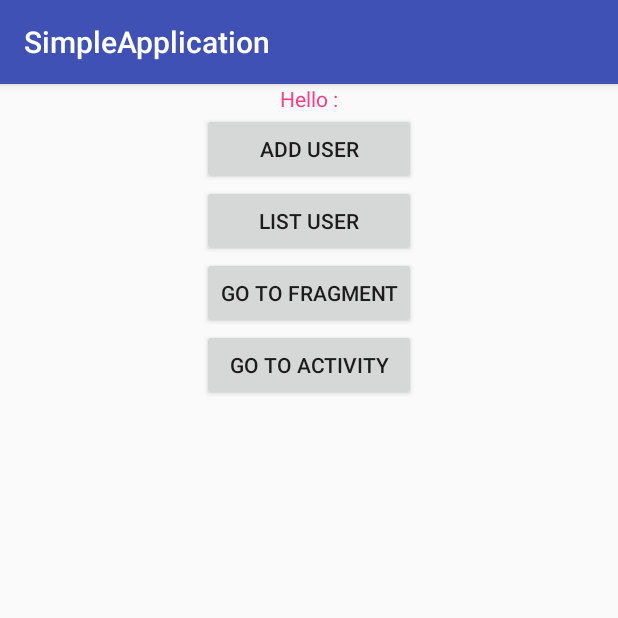
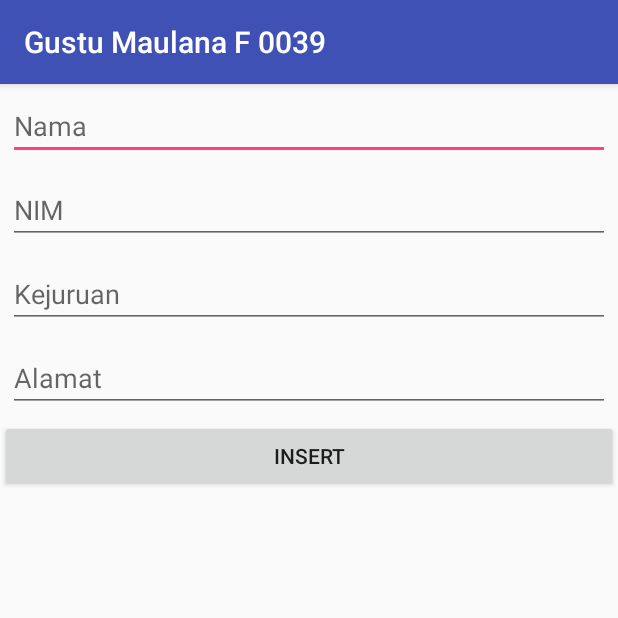
Before and after one commit to gustumaulanaf/belajar-android-git, an Android app: the MainActivity screen opened directly, with no data from a screen before it, after a tap on "ADD USER", on a phone screen of 412 x 824 dp, the top half of it. Run offline under Robolectric (Android 15) with nearby library versions, the phone set to English and light mode, and no system bars; 1 statement that could not run was skipped.

Commit message:
belajar add user dan list user

```diff
--- a/app/src/main/java/com/example/amikom/simpleapplication/MainActivity.java
+++ b/app/src/main/java/com/example/amikom/simpleapplication/MainActivity.java
@@ -6,6 +6,9 @@ import android.os.Bundle;
 import android.view.View;
 import android.widget.Button;
 import android.widget.TextView;
+
+import com.example.amikom.simpleapplication.activity.AddUserActivity;
+import com.example.amikom.simpleapplication.activity.DetailActivity;
 
 import layout.BlankFragment;
 
@@ -32,8 +35,12 @@ public class MainActivity extends AppCompatActivity {
     }
 
     public void adduser(View view) {
+        Intent intent = new Intent(MainActivity.this, AddUserActivity.class);
+        startActivity(intent);
     }
 
     public void listuser(View view) {
+        Intent intent = new Intent(MainActivity.this, DetailActivity.class);
+        startActivity(intent);
     }
 }
--- /dev/null
+++ b/app/src/main/java/com/example/amikom/simpleapplication/activity/AddUserActivity.java
@@ -0,0 +1,49 @@
+package com.example.amikom.simpleapplication.activity;
+
+import android.content.Intent;
+import android.support.v7.app.AppCompatActivity;
+import android.os.Bundle;
+import android.view.View;
+import android.widget.Button;
+import android.widget.EditText;
+import android.widget.Toast;
+
+import com.example.amikom.simpleapplication.R;
+import com.example.amikom.simpleapplication.room.Mahasiswa;
+import static com.example.amikom.simpleapplication.AppApplication.db;
+public class AddUserActivity extends AppCompatActivity {
+    private Button insertData;
+    private EditText etAlamat;
+    private EditText etKejuruan;
+    private EditText etNama;
+    private EditText etNim;
+    Mahasiswa mahasiswa;
+    @Override
+    protected void onCreate(Bundle savedInstanceState) {
+        super.onCreate(savedInstanceState);
+        setContentView(R.layout.activity_add_user);
+        insertData = findViewById(R.id.btInsert);
+        etAlamat = findViewById(R.id.etAlamat);
+        etKejuruan = findViewById(R.id.etKejuruan);
+        etNim = findViewById(R.id.etNim);
+        etNama = findViewById(R.id.etNama);
+
+}
+
+    public void tambahuser(View view) {
+        if (!etAlamat.getText().toString().isEmpty()&&!etKejuruan.getText().toString().isEmpty()&&
+                !etNama.getText().toString().isEmpty()&&!etNim.getText().toString().isEmpty()){
+
+            mahasiswa = new Mahasiswa();
+            mahasiswa.setAlamat(etAlamat.getText().toString());
+            mahasiswa.setKejuruan(etKejuruan.getText().toString());
+            mahasiswa.setNama(etNama.getText().toString());
+            mahasiswa.setNim(etNim.getText().toString());
+            //Insert data in database
+            db.userDao().insertAll(mahasiswa);
+            startActivity(new Intent(AddUserActivity.this,DetailActivity.class));
+        }else {
+            Toast.makeText(getApplicationContext(), "Mohon masukkan dengan benar", Toast.LENGTH_SHORT).show();
+        }
+    }
+    }
--- /dev/null
+++ b/app/src/main/res/layout/activity_add_user.xml
@@ -0,0 +1,46 @@
+<?xml version="1.0" encoding="utf-8"?>
+<LinearLayout xmlns:android="http://schemas.android.com/apk/res/android"
+    xmlns:app="http://schemas.android.com/apk/res-auto"
+    xmlns:tools="http://schemas.android.com/tools"
+    android:layout_width="match_parent"
+    android:layout_height="match_parent"
+    android:orientation="vertical"
+    tools:context="com.example.amikom.simpleapplication.activity.AddUserActivity">
+
+    <EditText
+        android:singleLine="true"
+        android:hint="Nama"
+        android:id="@+id/etNama"
+        android:layout_margin="5dp"
+        android:layout_width="match_parent"
+        android:layout_height="wrap_content" />
+    <EditText
+        android:singleLine="true"
+        android:hint="NIM"
+        android:id="@+id/etNim"
+        android:layout_margin="5dp"
+        android:layout_width="match_parent"
+        android:layout_height="wrap_content" />
+    <EditText
+        android:singleLine="true"
+        android:hint="Kejuruan"
+        android:id="@+id/etKejuruan"
+        android:layout_margin="5dp"
+        android:layout_width="match_parent"
+        android:layout_height="wrap_content" />
+    <EditText
+        android:singleLine="true"
+        android:hint="Alamat"
+        android:id="@+id/etAlamat"
+        android:layout_margin="5dp"
+        android:layout_width="match_parent"
+        android:layout_height="wrap_content" />
+
+    <Button
+        android:id="@+id/btInsert"
+        android:layout_width="match_parent"
+        android:layout_height="wrap_content"
+        android:text="Insert"
+        android:onClick="tambahuser"/>
+
+</LinearLayout>
--- a/app/src/main/res/values/strings.xml
+++ b/app/src/main/res/values/strings.xml
@@ -1,5 +1,5 @@
 <resources>
-    <string name="app_name">SimpleApplication</string>
+    <string name="app_name">Gustu Maulana F 0039</string>
 
     <!-- TODO: Remove or change this placeholder text -->
     <string name="hello_blank_fragment">Hello blank fragment</string>
--- a/build.gradle
+++ b/build.gradle
@@ -1,11 +1,14 @@
 // Top-level build file where you can add configuration options common to all sub-projects/modules.
 
 buildscript {
+
     repositories {
+        google()
         jcenter()
     }
     dependencies {
-        classpath 'com.android.tools.build:gradle:2.3.3'
+        classpath 'com.android.tools.build:gradle:3.1.4'
+
 
         // NOTE: Do not place your application dependencies here; they belong
         // in the individual module build.gradle files
@@ -14,6 +17,7 @@ buildscript {
 
 allprojects {
     repositories {
+        google()
         jcenter()
     }
 }
```
Also changed, not shown: app/build.gradle (+24 -13 lines), app/src/main/AndroidManifest.xml (+4 -3 lines), app/src/main/java/com/example/amikom/simpleapplication/AppApplication.java (added, +20 -0 lines), app/src/main/java/com/example/amikom/simpleapplication/SplashActivity.java (+6 -9 lines), app/src/main/java/com/example/amikom/simpleapplication/activity/DetailActivity.java (added, +64 -0 lines), app/src/main/java/com/example/amikom/simpleapplication/room/AppDatabase.java (added, +13 -0 lines), app/src/main/java/com/example/amikom/simpleapplication/room/Mahasiswa.java (added, +62 -0 lines), app/src/main/java/com/example/amikom/simpleapplication/room/MahasiswaDao.java (added, +36 -0 lines), app/src/main/java/com/example/amikom/simpleapplication/util/PreferencesHelper.java (+21 -15 lines), app/src/main/java/com/example/amikom/simpleapplication/util/RecycleAdapter.java (added, +83 -0 lines), app/src/main/res/layout/activity_detail.xml (added, +14 -0 lines), app/src/main/res/layout/activity_splash.xml (+9 -0 lines), app/src/main/res/layout/item_mahasiswa.xml (added, +100 -0 lines), gradle/wrapper/gradle-wrapper.properties.
